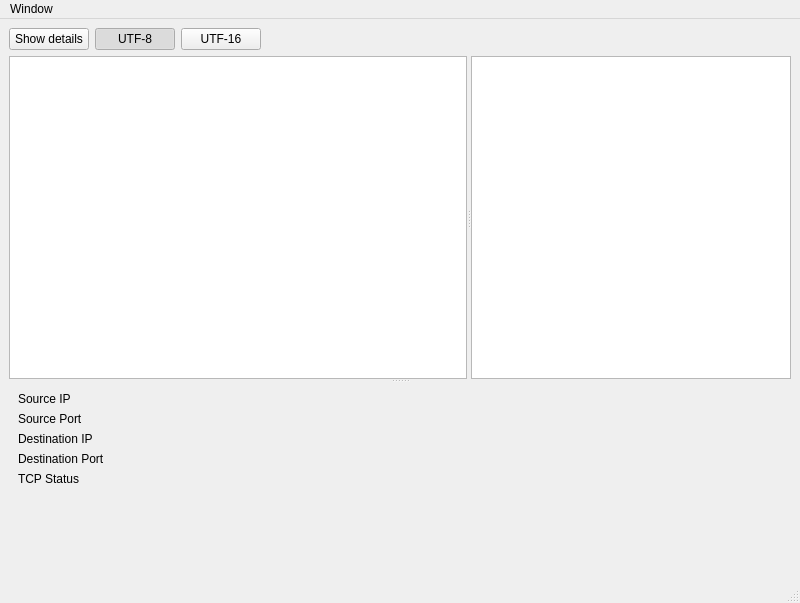
Qt form mainwindow.ui (kikz0rsk/FlowLab-Desktop) before a commit.
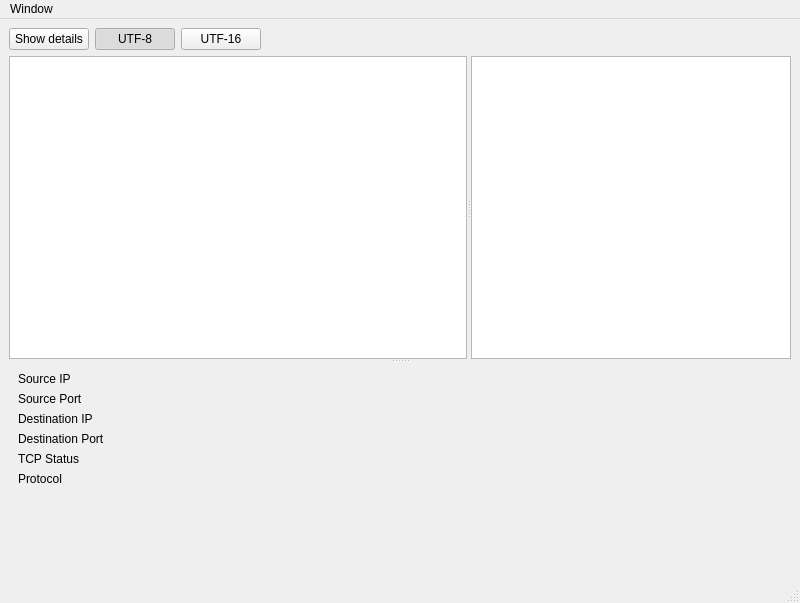
The same form after that commit.

The edit to the form file:
```diff
--- a/mainwindow.ui
+++ b/mainwindow.ui
@@ -223,6 +223,20 @@
           </property>
          </widget>
         </item>
+        <item row="5" column="0">
+         <widget class="QLabel" name="label_4">
+          <property name="text">
+           <string>Protocol</string>
+          </property>
+         </widget>
+        </item>
+        <item row="5" column="1">
+         <widget class="QLabel" name="protocolText">
+          <property name="text">
+           <string/>
+          </property>
+         </widget>
+        </item>
        </layout>
       </widget>
      </widget>
```
